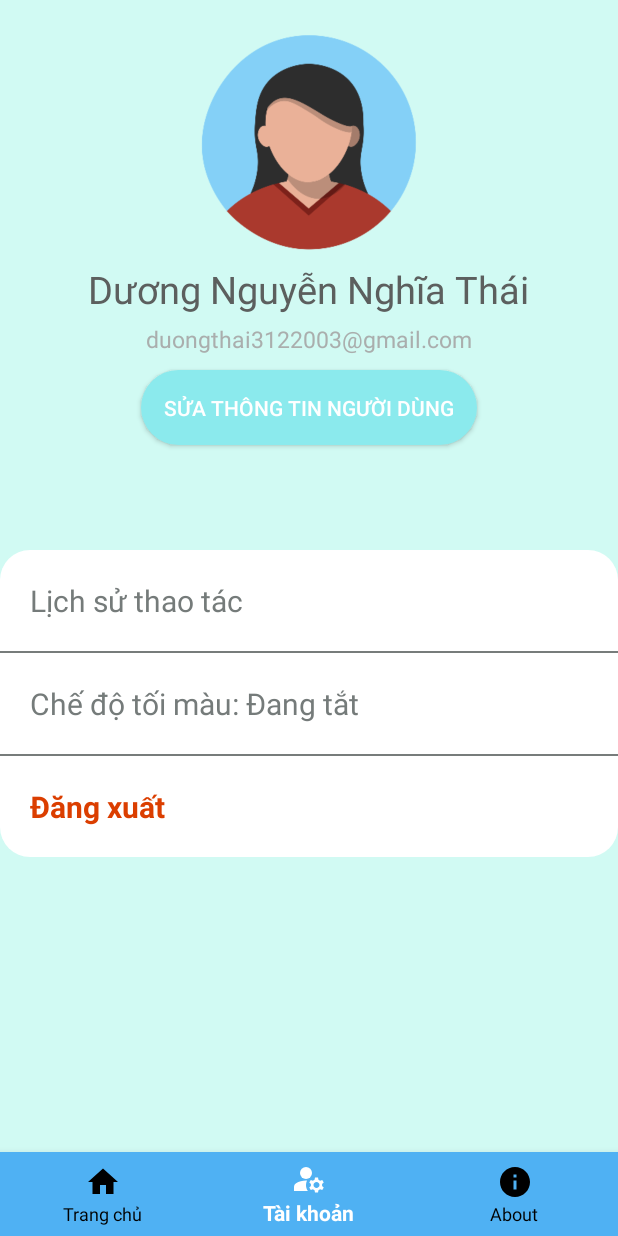
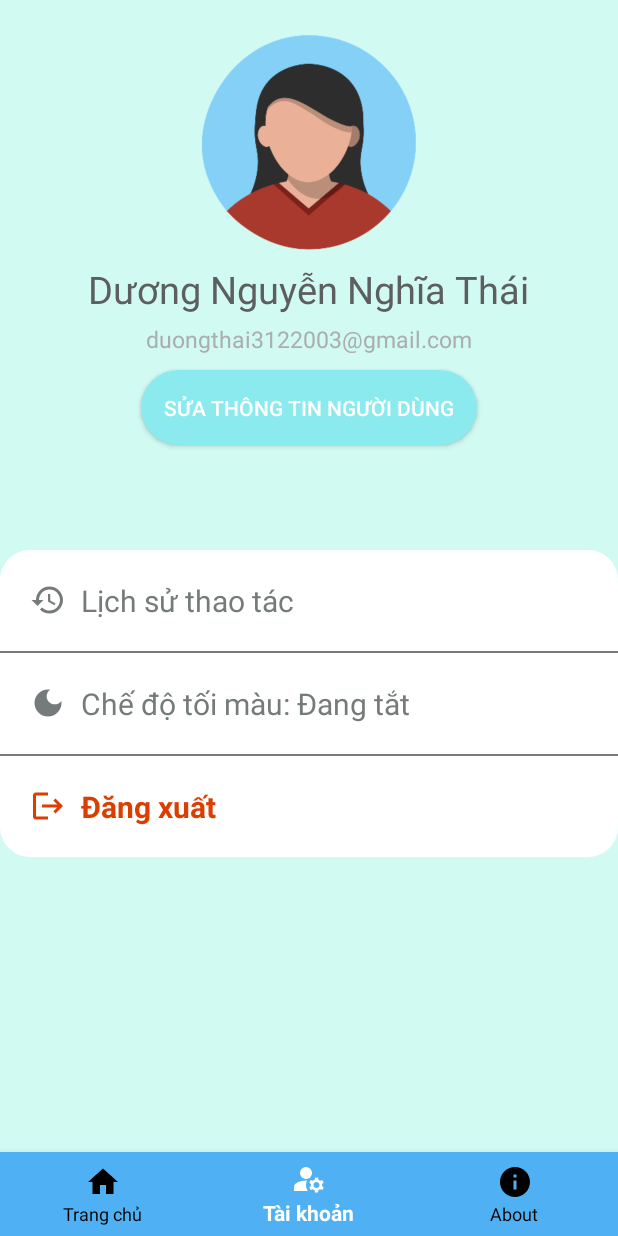
Before and after one commit to thaiduong03122003/Student-Management-Complete-Version, an Android app: the screen it shows after launch (MainActivity), item 2 of the bottom bar chosen, on a phone screen of 412 x 824 dp. Run offline under Robolectric (Android 15) with nearby library versions, the phone set to English and light mode, and no system bars.

```diff
--- /dev/null
+++ b/app/src/main/java/com/nhom02/stumanager/sqlite/DBHelper.java
@@ -0,0 +1,5 @@
+package com.nhom02.stumanager.sqlite;
+
+public class DBHelper {
+
+}
--- /dev/null
+++ b/app/src/main/res/drawable/baseline_dark_mode_24.xml
@@ -0,0 +1,5 @@
+<vector android:height="24dp" android:tint="#757B7A"
+    android:viewportHeight="24" android:viewportWidth="24"
+    android:width="24dp" xmlns:android="http://schemas.android.com/apk/res/android">
+    <path android:fillColor="@android:color/white" android:pathData="M12,3c-4.97,0 -9,4.03 -9,9s4.03,9 9,9s9,-4.03 9,-9c0,-0.46 -0.04,-0.92 -0.1,-1.36c-0.98,1.37 -2.58,2.26 -4.4,2.26c-2.98,0 -5.4,-2.42 -5.4,-5.4c0,-1.81 0.89,-3.42 2.26,-4.4C12.92,3.04 12.46,3 12,3L12,3z"/>
+</vector>
--- /dev/null
+++ b/app/src/main/res/drawable/baseline_history_24.xml
@@ -0,0 +1,5 @@
+<vector android:height="24dp" android:tint="#757b7a"
+    android:viewportHeight="24" android:viewportWidth="24"
+    android:width="24dp" xmlns:android="http://schemas.android.com/apk/res/android">
+    <path android:fillColor="@android:color/white" android:pathData="M13,3c-4.97,0 -9,4.03 -9,9L1,12l3.89,3.89 0.07,0.14L9,12L6,12c0,-3.87 3.13,-7 7,-7s7,3.13 7,7 -3.13,7 -7,7c-1.93,0 -3.68,-0.79 -4.94,-2.06l-1.42,1.42C8.27,19.99 10.51,21 13,21c4.97,0 9,-4.03 9,-9s-4.03,-9 -9,-9zM12,8v5l4.28,2.54 0.72,-1.21 -3.5,-2.08L13.5,8L12,8z"/>
+</vector>
--- /dev/null
+++ b/app/src/main/res/drawable/baseline_logout_24.xml
@@ -0,0 +1,5 @@
+<vector android:autoMirrored="true" android:height="24dp"
+    android:tint="#DB3E00" android:viewportHeight="24"
+    android:viewportWidth="24" android:width="24dp" xmlns:android="http://schemas.android.com/apk/res/android">
+    <path android:fillColor="@android:color/white" android:pathData="M17,7l-1.41,1.41L18.17,11H8v2h10.17l-2.58,2.58L17,17l5,-5zM4,5h8V3H4c-1.1,0 -2,0.9 -2,2v14c0,1.1 0.9,2 2,2h8v-2H4V5z"/>
+</vector>
--- a/app/src/main/res/layout/fragment_account.xml
+++ b/app/src/main/res/layout/fragment_account.xml
@@ -59,6 +59,8 @@
             android:padding="20dp"
             android:textSize="20sp"
             android:textColor="#757b7a"
+            android:drawableStart="@drawable/baseline_history_24"
+            android:drawablePadding="10dp"
             android:text="Lịch sử thao tác" />
 
         <View
@@ -72,6 +74,8 @@
             android:padding="20dp"
             android:textSize="20sp"
             android:textColor="#757b7a"
+            android:drawableLeft="@drawable/baseline_dark_mode_24"
+            android:drawablePadding="10dp"
             android:text="Chế độ tối màu: Đang tắt" />
 
         <View
@@ -85,6 +89,8 @@
             android:layout_height="wrap_content"
             android:padding="20dp"
             android:textSize="20sp"
+            android:drawableStart="@drawable/baseline_logout_24"
+            android:drawablePadding="10dp"
             android:text="Đăng xuất"
             android:textStyle="bold"
             android:textColor="#db3e00"/>
```
Also changed, not shown: app/src/main/java/com/nhom02/stumanager/activity/ManageMajorActivity.java (+5 -3 lines), app/src/main/java/com/nhom02/stumanager/helper/DateTimeHelper.java (added, +19 -0 lines), app/src/main/java/com/nhom02/stumanager/sqlite/DataBase.java (added, +40 -0 lines), app/src/main/assets/stu_manager.sqlite (added).
